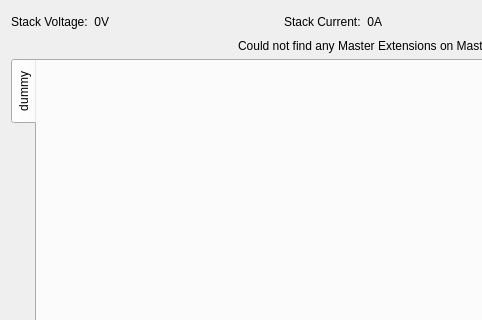
Old version of the form src/brickv/plugin_system/plugins/master/ui/master.ui in the repository Tinkerforge/brickv; both pictures show x 0 to 482 and y 0 to 320 of the 796 by 519 pixel window.
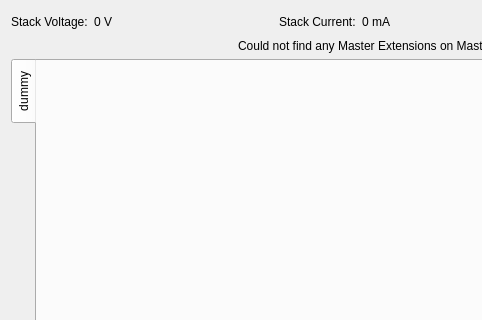
New version of the form.

```diff
--- a/src/brickv/plugin_system/plugins/master/ui/master.ui
+++ b/src/brickv/plugin_system/plugins/master/ui/master.ui
@@ -26,7 +26,7 @@
      <item>
       <widget class="QLabel" name="stack_voltage_label">
        <property name="text">
-        <string>0V</string>
+        <string>0 V</string>
        </property>
        <property name="alignment">
         <set>Qt::AlignRight|Qt::AlignTrailing|Qt::AlignVCenter</set>
@@ -56,7 +56,7 @@
      <item>
       <widget class="QLabel" name="stack_current_label">
        <property name="text">
-        <string>0A</string>
+        <string>0 mA</string>
        </property>
        <property name="alignment">
         <set>Qt::AlignRight|Qt::AlignTrailing|Qt::AlignVCenter</set>
```
